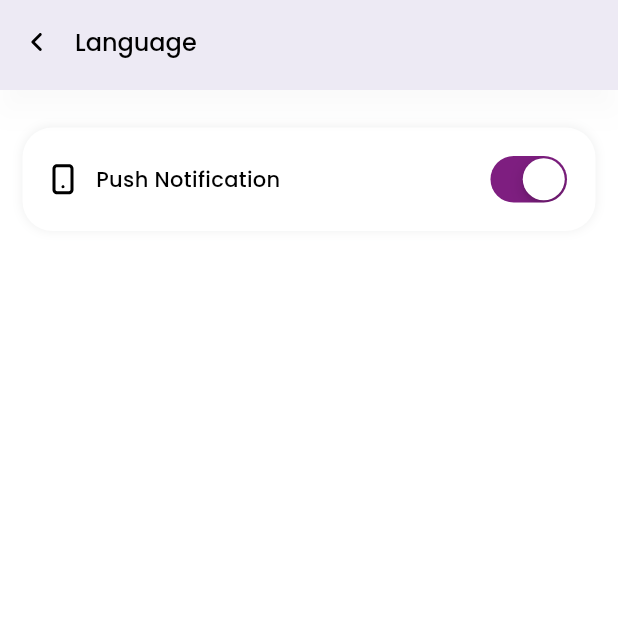
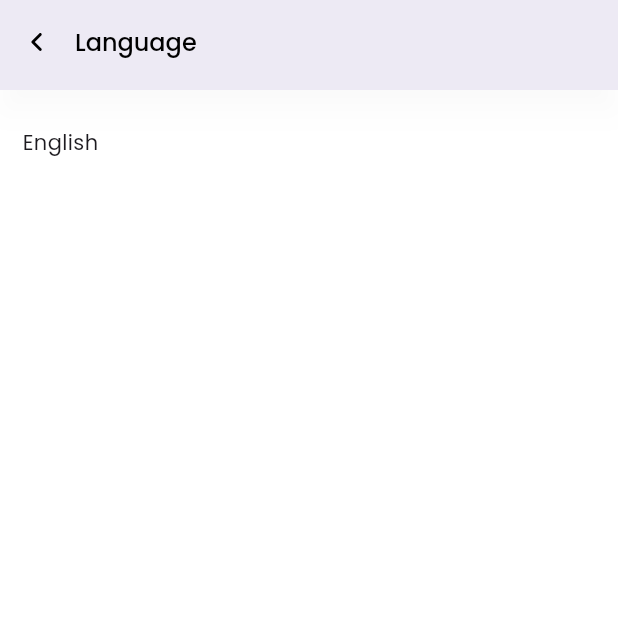
Before and after one commit to KaranParmarkp/snaplor, a Flutter app: the LanguageScreen screen opened directly, on a phone screen of 412 x 824 dp, the top half of it. Run offline on Flutter 3.47's test engine with Material 3 defaults, Android fonts, the light colour scheme and no system bars; our stand-ins replace audio_video_progress_bar, badges, cached_network_image, connectivity_plus, dio, file_picker and 19 more; accounts and stored records are empty; generated files the repository leaves out were written again; network calls fail.

Commit message:
- added strings

```diff
--- a/lib/app/utils/l10n/l10n.dart
+++ b/lib/app/utils/l10n/l10n.dart
@@ -4,15 +4,9 @@ class L10n {
   static final all = [
     const Locale('en'), //english
     const Locale('hi'), //hindi
-    const Locale('ta'), //tamil
-    const Locale('te'), //telugu
-
   ];
   static List<String> languages = const [
     "English",
     "Hindi",
-    "Tamil",
-    "Telugu",
-
   ];
 }
--- a/lib/data/providers/app_provider.dart
+++ b/lib/data/providers/app_provider.dart
@@ -4,5 +4,16 @@ import 'package:flutter/material.dart';
 class AppProvider extends ChangeNotifier{
   GlobalKey<ScaffoldState> _scaffoldKey = GlobalKey();
   GlobalKey<ScaffoldState> get scaffoldKey => _scaffoldKey;
+  Locale _currentLocale = Locale("en");
+  Locale get currentLocale => _currentLocale;
 
+  List<Locale> localeList = [
+    const Locale('en'), //english
+    const Locale('hi'), //hindi
+  ];
+
+  updateLanguage({required Locale locale}){
+    _currentLocale = locale;
+    notifyListeners();
+  }
 }
--- a/lib/main.dart
+++ b/lib/main.dart
@@ -108,8 +108,8 @@ class _MyAppState extends State<MyApp> {
         physics: BouncingScrollPhysics(),
         scrollbars: true,
       ),
-      supportedLocales: L10n.all,
-      //locale: stateLocale.locale,
+      supportedLocales: context.watch<AppProvider>().localeList,
+      locale: context.watch<AppProvider>().currentLocale,
       localizationsDelegates: const [
         AppLocalizations.delegate,
         GlobalMaterialLocalizations.delegate,
--- a/lib/presentation/screens/settings/language_screen.dart
+++ b/lib/presentation/screens/settings/language_screen.dart
@@ -2,6 +2,7 @@ import 'package:flutter/cupertino.dart';
 import 'package:flutter/material.dart';
 import 'package:jyotishee/app/utils/utils.dart';
 
+import '../../../data/providers/providers.dart';
 import '../../widgets/widgets.dart';
 
 class LanguageScreen extends StatefulWidget {
@@ -12,10 +13,6 @@ class LanguageScreen extends StatefulWidget {
 }
 
 class _LanguageScreenState extends State<LanguageScreen> {
-  bool push = true;
-  bool sms = true;
-  bool email = true;
-
   @override
   Widget build(BuildContext context) {
     return DismissKeyBoard(
@@ -24,28 +21,22 @@ class _LanguageScreenState extends State<LanguageScreen> {
         appBar: CustomAppBar(
           title: AppStrings.language,
         ),
-        body: SingleChildScrollView(
-          clipBehavior: Clip.none,
-          child: Padding(
+        body: Consumer<AppProvider>(
+          builder: (context, provider, child) {
+            return Padding(
               padding: const EdgeInsets.all(15.0),
               child: Column(
                 crossAxisAlignment: CrossAxisAlignment.center,
-
                 children: [
                   10.height,
-                TitleDropdown(
-                  leadingIcon: SvgImage(image: AppSvg.mobile),
-                  text: AppStrings.pushNotification,icon: CupertinoSwitch(
-                  value: push,
-                  onChanged: (value) {
-                    push = !push;
-                    setState(() {});
-                  },
-                  activeColor: AppColors.colorPrimary,
-                ),),
+                  InkWell(child: Text("English"), onTap: () {
+                    provider.updateLanguage(locale: Locale("hi"));
+                  },),
+
                 ],
               ),
-          ),
+            );
+          },
         ),
       ),
     );
--- a/lib/presentation/screens/settings/settings_screen.dart
+++ b/lib/presentation/screens/settings/settings_screen.dart
@@ -2,6 +2,7 @@ import 'package:flutter/material.dart';
 import 'package:jyotishee/app/utils/utils.dart';
 import 'package:jyotishee/data/providers/providers.dart';
 import 'package:jyotishee/presentation/screens/chat/chat_support_screen.dart';
+import 'package:jyotishee/presentation/screens/settings/language_screen.dart';
 import 'package:jyotishee/presentation/screens/settings/profile/notification_settings/notification_settings_screen.dart';
 import 'package:jyotishee/presentation/screens/settings/profile/profile_screen.dart';
 import 'package:jyotishee/presentation/screens/settings/terms_screen.dart';
@@ -51,7 +52,7 @@ class _SettingsScreenState extends State<SettingsScreen> {
               ),
               //TitleDropdown(text: AppStrings.profile, leadingIcon: SvgImage(image: AppSvg.user),icon: Icon(Icons.keyboard_arrow_right_rounded),onTap: () => context.push(ProfileScreen()),),
               //TitleDropdown(text: AppStrings.notification, leadingIcon: SvgImage(image: AppSvg.bell),icon: Icon(Icons.keyboard_arrow_right_rounded),onTap: () => context.push(NotificationSettingsScreen()),),
-              TitleDropdown(text: AppStrings.language, leadingIcon: SvgImage(image: AppSvg.language),icon: Icon(Icons.keyboard_arrow_right_rounded)),
+              TitleDropdown(text: AppStrings.language, leadingIcon: SvgImage(image: AppSvg.language),icon: Icon(Icons.keyboard_arrow_right_rounded),onTap: () => context.push(LanguageScreen()),),
               //TitleDropdown(text: AppStrings.faqs, leadingIcon: SvgImage(image: AppSvg.terms),icon: Icon(Icons.keyboard_arrow_right_rounded),onTap: () => context.push(faqScreen()),),
               TitleDropdown(text: AppStrings.terms, leadingIcon: SvgImage(image: AppSvg.terms),icon: Icon(Icons.keyboard_arrow_right_rounded),onTap: () => context.push(TermsScreen(title: AppStrings.terms,data: AppStrings.termsDesc,)),),
               TitleDropdown(text: AppStrings.privacy, leadingIcon: SvgImage(image: AppSvg.privacy),icon: Icon(Icons.keyboard_arrow_right_rounded),onTap: () => context.push(TermsScreen(title: AppStrings.privacy,data: AppStrings.privacyDesc,)),),
```
Also changed, not shown: lib/app/utils/l10n/app_en.arb (+41 -3 lines), lib/app/utils/l10n/app_hi.arb (+21 -1 lines), 3 other files. Lines whose indentation alone changed are shown as unchanged.
